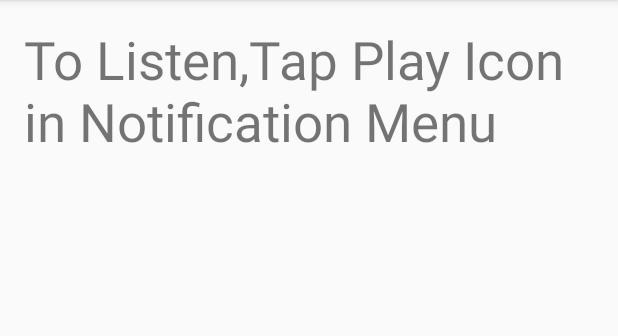
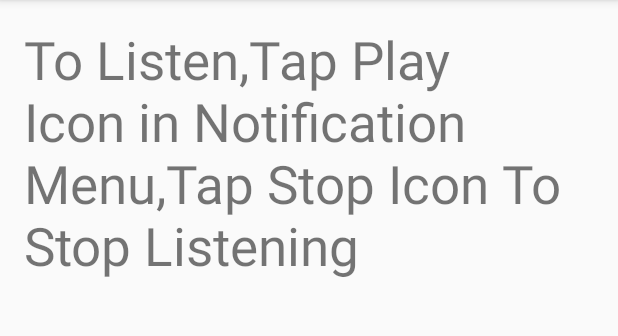
Before and after one commit to RbkGh/DailyText-Voice, an Android app: the screen it shows after launch (HomeActivity), on a phone screen of 412 x 824 dp, the part 84-420 px from its top. Run offline under Robolectric (Android 15) with nearby library versions, the phone set to English and light mode, and no system bars.

Commit message:
Added Stop Onclick to stop playback

```diff
--- a/app/src/main/java/com/swiftpot/dailytextvoice/fragments/HomeActivityFragment.java
+++ b/app/src/main/java/com/swiftpot/dailytextvoice/fragments/HomeActivityFragment.java
@@ -53,11 +53,15 @@ public class HomeActivityFragment extends Fragment {
                 R.layout.notification_view);
 
         Intent notifHandlder=new Intent(getActivity(), NotificationActivityHandler.class);
-
         notifHandlder.putExtra("PLAY_DAILY_TEXT", "1");
         PendingIntent pendingIntent = PendingIntent.getBroadcast(getContext(), 1, notifHandlder, 0);
+        remoteViews.setOnClickPendingIntent(R.id.btnPlay,pendingIntent);
 
-        remoteViews.setOnClickPendingIntent(R.id.btnPlay,pendingIntent);
+        Intent notifStopHandlder=new Intent(getActivity(), NotificationActivityHandler.class);
+        notifStopHandlder.putExtra("PLAY_DAILY_TEXT", "2");
+        PendingIntent pendingCloseIntent = PendingIntent.getBroadcast(getContext(), 2, notifStopHandlder, 0);
+        remoteViews.setOnClickPendingIntent(R.id.btnStop,pendingCloseIntent);
+
 
         NotificationCompat.Builder mBuilder = new NotificationCompat.Builder(getContext());
         mBuilder.setSmallIcon(R.drawable.ic_action_volume_up);
--- a/app/src/main/res/layout/fragment_home.xml
+++ b/app/src/main/res/layout/fragment_home.xml
@@ -10,7 +10,7 @@
     tools:showIn="@layout/activity_home">
 
     <TextView
-        android:text="To Listen,Tap Play Icon in Notification Menu"
+        android:text="To Listen,Tap Play Icon in Notification Menu,Tap Stop Icon To Stop Listening"
         android:layout_width="wrap_content"
         android:layout_height="wrap_content"
         android:id="@+id/textview"
```
Also changed, not shown: app/src/main/java/com/swiftpot/dailytextvoice/NotificationActivityHandler.java (+10 -2 lines).
